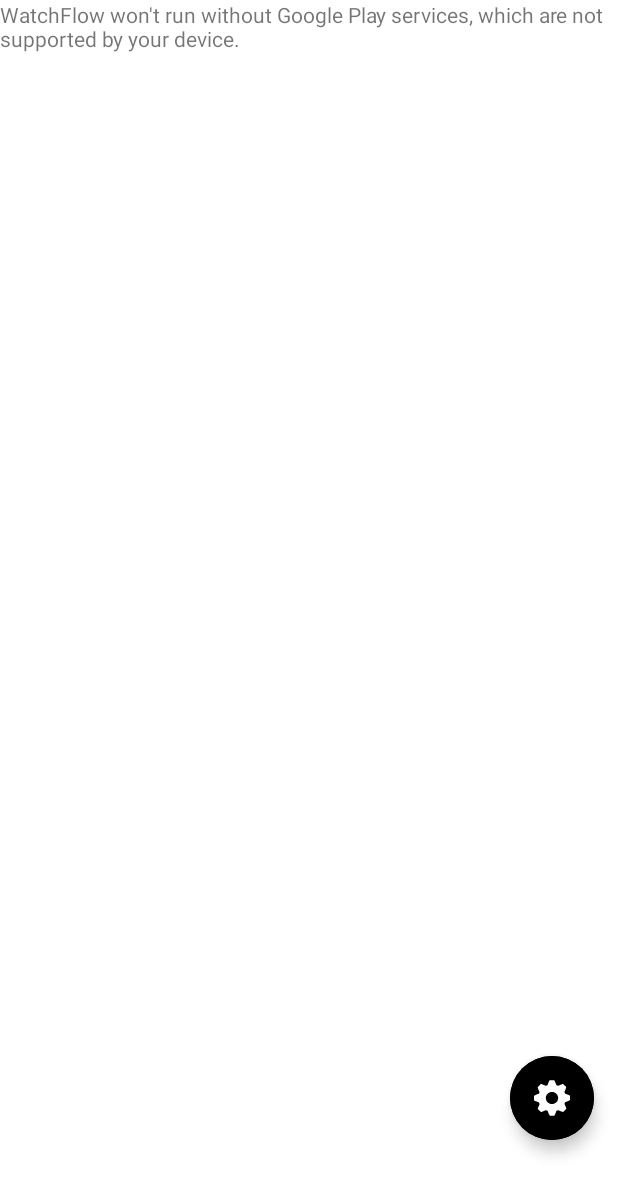
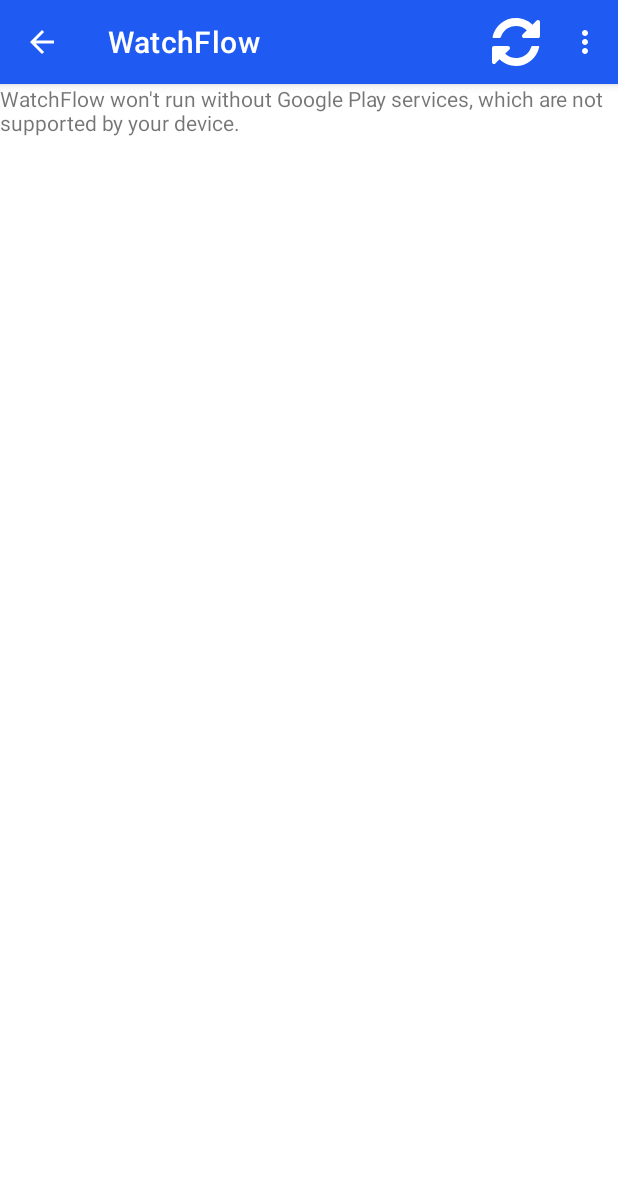
Before and after one commit to CaueSouza/WatchFlow, an Android app: the MapFragment screen opened directly, with no data from a screen before it, on a phone screen of 412 x 824 dp. Shown: the top 1195 px of the screen. Run offline under Robolectric (Android 15) with nearby library versions, the phone set to English and light mode, and no system bars; our stand-ins replace data binding.

Commit message:
menu refactor

```diff
--- a/WatchFlowApp/app/src/main/java/com/example/watchflow/FabsFragment.java
+++ /dev/null
@@ -1,95 +0,0 @@
-package com.example.watchflow;
-
-import android.os.Bundle;
-import android.view.LayoutInflater;
-import android.view.View;
-import android.view.ViewGroup;
-
-import androidx.databinding.DataBindingUtil;
-import androidx.fragment.app.Fragment;
-import androidx.lifecycle.ViewModelProvider;
-
-import com.example.watchflow.databinding.FragmentFabsBinding;
-
-public class FabsFragment extends Fragment {
-    MapsViewModel viewModel;
-    FragmentFabsBinding binding;
-    Boolean isAllFabsVisible;
-
-    @Override
-    public View onCreateView(LayoutInflater inflater, ViewGroup container, Bundle savedInstanceState) {
-        binding = DataBindingUtil.inflate(inflater, R.layout.fragment_fabs, container, false);
-        View view = binding.getRoot();
-
-        viewModel = new ViewModelProvider(requireActivity()).get(MapsViewModel.class);
-
-        initBindings();
-
-        return view;
-    }
-
-    private void initBindings() {
-        binding.reloadFab.setVisibility(View.GONE);
-        binding.reloadActionText.setVisibility(View.GONE);
-        binding.addUserFab.setVisibility(View.GONE);
-        binding.addUserActionText.setVisibility(View.GONE);
-        binding.removeUserFab.setVisibility(View.GONE);
-        binding.removeUserActionText.setVisibility(View.GONE);
-        binding.addCamFab.setVisibility(View.GONE);
-        binding.addCamActionText.setVisibility(View.GONE);
-        binding.logoutFab.setVisibility(View.GONE);
-        binding.logoutActionText.setVisibility(View.GONE);
-
-        isAllFabsVisible = false;
-
-        binding.mainFab.shrink();
-
-        binding.mainFab.setOnClickListener(v -> {
-            if (!isAllFabsVisible) {
-                showAllFabs();
-            } else {
-                hideAllFabs();
-            }
-        });
-
-        binding.reloadFab.setOnClickListener(v -> viewModel.getRefreshEvent().call());
-
-        binding.addUserFab.setOnClickListener(v -> viewModel.getAddUserEvent().call());
-
-        binding.removeUserFab.setOnClickListener(v -> viewModel.getRemoveUserEvent().call());
-
-        binding.addCamFab.setOnClickListener(v -> viewModel.getAddCamEvent().call());
-
-        binding.logoutFab.setOnClickListener(v -> viewModel.getLogoutEvent().call());
-    }
-
-    private void showAllFabs() {
-        binding.reloadFab.show();
-        binding.addUserFab.show();
-        binding.removeUserFab.show();
-        binding.addCamFab.show();
-        binding.logoutFab.show();
-        binding.reloadActionText.setVisibility(View.VISIBLE);
-        binding.addUserActionText.setVisibility(View.VISIBLE);
-        binding.removeUserActionText.setVisibility(View.VISIBLE);
-        binding.addCamActionText.setVisibility(View.VISIBLE);
-        binding.logoutActionText.setVisibility(View.VISIBLE);
-        binding.mainFab.extend();
-        isAllFabsVisible = true;
-    }
-
-    private void hideAllFabs() {
-        binding.reloadFab.hide();
-        binding.addUserFab.hide();
-        binding.removeUserFab.hide();
-        binding.addCamFab.hide();
-        binding.logoutFab.hide();
-        binding.reloadActionText.setVisibility(View.GONE);
-        binding.addUserActionText.setVisibility(View.GONE);
-        binding.removeUserActionText.setVisibility(View.GONE);
-        binding.addCamActionText.setVisibility(View.GONE);
-        binding.logoutActionText.setVisibility(View.GONE);
-        binding.mainFab.shrink();
-        isAllFabsVisible = false;
-    }
-}
--- a/WatchFlowApp/app/src/main/java/com/example/watchflow/MapsActivity.java
+++ b/WatchFlowApp/app/src/main/java/com/example/watchflow/MapsActivity.java
@@ -1,14 +1,19 @@
 package com.example.watchflow;
 
 import android.os.Bundle;
+import android.view.Menu;
+import android.view.MenuInflater;
+import android.view.MenuItem;
+import android.widget.Toast;
 
+import androidx.annotation.NonNull;
+import androidx.appcompat.app.AppCompatActivity;
 import androidx.databinding.DataBindingUtil;
-import androidx.fragment.app.FragmentActivity;
 import androidx.lifecycle.ViewModelProvider;
 
 import com.example.watchflow.databinding.ActivityMapsBinding;
 
-public class MapsActivity extends FragmentActivity {
+public class MapsActivity extends AppCompatActivity {
 
     MapsViewModel viewModel;
     ActivityMapsBinding binding;
@@ -23,22 +28,54 @@
 
         MapFragment mapFragment = new MapFragment();
 
+        getSupportActionBar().setTitle(R.string.app_name);
+        getSupportActionBar().setDisplayHomeAsUpEnabled(true);
+        getSupportActionBar().setDisplayShowHomeEnabled(true);
+        getSupportActionBar().show();
+
         getSupportFragmentManager()
                 .beginTransaction()
                 .replace(R.id.maps_layout, mapFragment)
                 .commit();
-
-        FabsFragment fabsFragment = new FabsFragment();
-
-        getSupportFragmentManager()
-                .beginTransaction()
-                .add(R.id.maps_layout, fabsFragment)
-                .commit();
-
-        initBindings();
     }
 
-    public void initBindings() {
+    @Override
+    public boolean onCreateOptionsMenu(Menu menu) {
+        MenuInflater inflater = getMenuInflater();
+        inflater.inflate(R.menu.settings_menu, menu);
 
+        return super.onCreateOptionsMenu(menu);
+    }
+
+    @Override
+    public boolean onOptionsItemSelected(@NonNull MenuItem item) {
+        switch (item.getItemId()){
+            case R.id.refresh_item:
+                viewModel.getRefreshEvent().call();
+                return true;
+            case R.id.add_user_item:
+                viewModel.getAddUserEvent().call();
+                return true;
+            case R.id.remove_user_item:
+                viewModel.getRemoveUserEvent().call();
+                return true;
+            case R.id.add_cam_item:
+                viewModel.getAddCamEvent().call();
+                return true;
+            case R.id.remove_cam_item:
+                viewModel.getRemoveCamEvent().call();
+                return true;
+            case R.id.logout_item:
+                viewModel.getLogoutEvent().call();
+                return true;
+            default:
+                return super.onOptionsItemSelected(item);
+        }
+    }
+
+    @Override
+    public boolean onSupportNavigateUp() {
+        onBackPressed();
+        return true;
     }
 }
--- a/WatchFlowApp/app/src/main/res/drawable/ic_reload.xml
+++ b/WatchFlowApp/app/src/main/res/drawable/ic_reload.xml
@@ -1,5 +1,5 @@
-<vector android:height="511.99884dp" android:viewportHeight="438.528"
+<vector android:height="512dp" android:viewportHeight="438.528"
     android:viewportWidth="438.529" android:width="512dp" xmlns:android="http://schemas.android.com/apk/res/android">
-    <path android:fillColor="#FF000000" android:pathData="M433.109,23.694c-3.614,-3.612 -7.898,-5.424 -12.848,-5.424c-4.948,0 -9.226,1.812 -12.847,5.424l-37.113,36.835c-20.365,-19.226 -43.684,-34.123 -69.948,-44.684C274.091,5.283 247.056,0.003 219.266,0.003c-52.344,0 -98.022,15.843 -137.042,47.536C43.203,79.228 17.509,120.574 5.137,171.587v1.997c0,2.474 0.903,4.617 2.712,6.423c1.809,1.809 3.949,2.712 6.423,2.712h56.814c4.189,0 7.042,-2.19 8.566,-6.565c7.993,-19.032 13.035,-30.166 15.131,-33.403c13.322,-21.698 31.023,-38.734 53.103,-51.106c22.082,-12.371 45.873,-18.559 71.376,-18.559c38.261,0 71.473,13.039 99.645,39.115l-39.406,39.397c-3.607,3.617 -5.421,7.902 -5.421,12.851c0,4.948 1.813,9.231 5.421,12.847c3.621,3.617 7.905,5.424 12.854,5.424h127.906c4.949,0 9.233,-1.807 12.848,-5.424c3.613,-3.616 5.42,-7.898 5.42,-12.847V36.542C438.529,31.593 436.733,27.312 433.109,23.694z"/>
-    <path android:fillColor="#FF000000" android:pathData="M422.253,255.813h-54.816c-4.188,0 -7.043,2.187 -8.562,6.566c-7.99,19.034 -13.038,30.163 -15.129,33.4c-13.326,21.693 -31.028,38.735 -53.102,51.106c-22.083,12.375 -45.874,18.556 -71.378,18.556c-18.461,0 -36.259,-3.423 -53.387,-10.273c-17.13,-6.858 -32.454,-16.567 -45.966,-29.13l39.115,-39.112c3.615,-3.613 5.424,-7.901 5.424,-12.847c0,-4.948 -1.809,-9.236 -5.424,-12.847c-3.617,-3.62 -7.898,-5.431 -12.847,-5.431H18.274c-4.952,0 -9.235,1.811 -12.851,5.431C1.807,264.844 0,269.132 0,274.08v127.907c0,4.945 1.807,9.232 5.424,12.847c3.619,3.61 7.902,5.428 12.851,5.428c4.948,0 9.229,-1.817 12.847,-5.428l36.829,-36.833c20.367,19.41 43.542,34.355 69.523,44.823c25.981,10.472 52.866,15.701 80.653,15.701c52.155,0 97.643,-15.845 136.471,-47.534c38.828,-31.688 64.333,-73.042 76.52,-124.05c0.191,-0.38 0.281,-1.047 0.281,-1.995c0,-2.478 -0.907,-4.612 -2.715,-6.427C426.874,256.72 424.731,255.813 422.253,255.813z"/>
+    <path android:fillColor="?attr/colorOnPrimary" android:pathData="M433.109,23.694c-3.614,-3.612 -7.898,-5.424 -12.848,-5.424c-4.948,0 -9.226,1.812 -12.847,5.424l-37.113,36.835c-20.365,-19.226 -43.684,-34.123 -69.948,-44.684C274.091,5.283 247.056,0.003 219.266,0.003c-52.344,0 -98.022,15.843 -137.042,47.536C43.203,79.228 17.509,120.574 5.137,171.587v1.997c0,2.474 0.903,4.617 2.712,6.423c1.809,1.809 3.949,2.712 6.423,2.712h56.814c4.189,0 7.042,-2.19 8.566,-6.565c7.993,-19.032 13.035,-30.166 15.131,-33.403c13.322,-21.698 31.023,-38.734 53.103,-51.106c22.082,-12.371 45.873,-18.559 71.376,-18.559c38.261,0 71.473,13.039 99.645,39.115l-39.406,39.397c-3.607,3.617 -5.421,7.902 -5.421,12.851c0,4.948 1.813,9.231 5.421,12.847c3.621,3.617 7.905,5.424 12.854,5.424h127.906c4.949,0 9.233,-1.807 12.848,-5.424c3.613,-3.616 5.42,-7.898 5.42,-12.847V36.542C438.529,31.593 436.733,27.312 433.109,23.694z"/>
+    <path android:fillColor="?attr/colorOnPrimary" android:pathData="M422.253,255.813h-54.816c-4.188,0 -7.043,2.187 -8.562,6.566c-7.99,19.034 -13.038,30.163 -15.129,33.4c-13.326,21.693 -31.028,38.735 -53.102,51.106c-22.083,12.375 -45.874,18.556 -71.378,18.556c-18.461,0 -36.259,-3.423 -53.387,-10.273c-17.13,-6.858 -32.454,-16.567 -45.966,-29.13l39.115,-39.112c3.615,-3.613 5.424,-7.901 5.424,-12.847c0,-4.948 -1.809,-9.236 -5.424,-12.847c-3.617,-3.62 -7.898,-5.431 -12.847,-5.431H18.274c-4.952,0 -9.235,1.811 -12.851,5.431C1.807,264.844 0,269.132 0,274.08v127.907c0,4.945 1.807,9.232 5.424,12.847c3.619,3.61 7.902,5.428 12.851,5.428c4.948,0 9.229,-1.817 12.847,-5.428l36.829,-36.833c20.367,19.41 43.542,34.355 69.523,44.823c25.981,10.472 52.866,15.701 80.653,15.701c52.155,0 97.643,-15.845 136.471,-47.534c38.828,-31.688 64.333,-73.042 76.52,-124.05c0.191,-0.38 0.281,-1.047 0.281,-1.995c0,-2.478 -0.907,-4.612 -2.715,-6.427C426.874,256.72 424.731,255.813 422.253,255.813z"/>
 </vector>
--- /dev/null
+++ b/WatchFlowApp/app/src/main/res/menu/settings_menu.xml
@@ -0,0 +1,53 @@
+<?xml version="1.0" encoding="utf-8"?>
+<menu xmlns:android="http://schemas.android.com/apk/res/android"
+    xmlns:app="http://schemas.android.com/apk/res-auto">
+
+    <item
+        android:id="@+id/refresh_item"
+        android:icon="@drawable/ic_reload"
+        android:title="Criar Usuário"
+        app:showAsAction="ifRoom"/>
+
+    <item
+        android:id="@+id/users_item"
+        android:title="Usuários"
+        app:showAsAction="never">
+
+        <menu>
+
+            <item
+                android:id="@+id/add_user_item"
+                android:title="Criar Usuário"
+                app:showAsAction="never" />
+
+            <item
+                android:id="@+id/remove_user_item"
+                android:title="Remover Usuário"
+                app:showAsAction="never" />
+        </menu>
+    </item>
+
+    <item
+        android:id="@+id/cams_item"
+        android:title="Cameras"
+        app:showAsAction="never">
+
+        <menu>
+
+            <item
+                android:id="@+id/add_cam_item"
+                android:title="Registrar Câmera"
+                app:showAsAction="never"/>
+
+            <item
+                android:id="@+id/remove_cam_item"
+                android:title="Remover Câmera"
+                app:showAsAction="never"/>
+        </menu>
+    </item>
+
+    <item
+        android:id="@+id/logout_item"
+        android:title="Logout"
+        app:showAsAction="never"/>
+</menu>
--- a/WatchFlowApp/app/src/main/res/values-night/themes.xml
+++ b/WatchFlowApp/app/src/main/res/values-night/themes.xml
@@ -4,12 +4,12 @@
         <!-- Primary brand color. -->
         <item name="colorPrimary">@color/colorPrimaryDark</item>
         <item name="colorPrimaryVariant">@color/colorAccent</item>
-        <item name="colorOnPrimary">@android:color/black</item>
+        <item name="colorOnPrimary">@color/colorSecondary</item>
         <!-- Secondary brand color. -->
         <item name="colorSecondary">@color/colorSecondaryDark</item>
         <item name="colorOnSecondary">@android:color/white</item>
         <!-- Status bar color. -->
-        <item name="android:statusBarColor" tools:targetApi="l">?attr/colorPrimaryVariant</item>
+        <item name="android:statusBarColor" tools:targetApi="l">?attr/colorPrimary</item>
         <!-- Customize your theme here. -->
     </style>
 </resources>
--- a/WatchFlowApp/app/src/main/res/values/themes.xml
+++ b/WatchFlowApp/app/src/main/res/values/themes.xml
@@ -9,7 +9,7 @@
         <item name="colorSecondary">@color/colorSecondary</item>
         <item name="colorOnSecondary">@android:color/white</item>
         <!-- Status bar color. -->
-        <item name="android:statusBarColor" tools:targetApi="l">?attr/colorPrimaryVariant</item>
+        <item name="android:statusBarColor" tools:targetApi="l">?attr/colorPrimary</item>
         <!-- Customize your theme here. -->
     </style>
 
```
Also changed, not shown: WatchFlowApp/app/src/main/java/com/example/watchflow/MapFragment.java (+3 -118 lines), WatchFlowApp/app/src/main/java/com/example/watchflow/MapsViewModel.java (+117 -6 lines).
